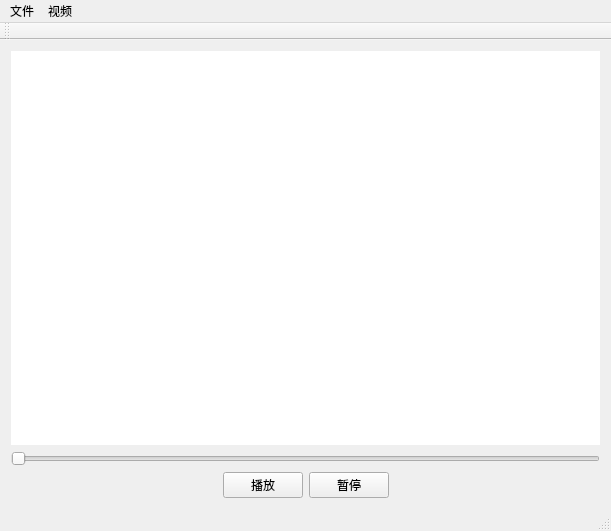
The window that mainwindow/videoProcessing.ui (Narthill/Image_processing) describes before a commit, drawn with Qt 5.
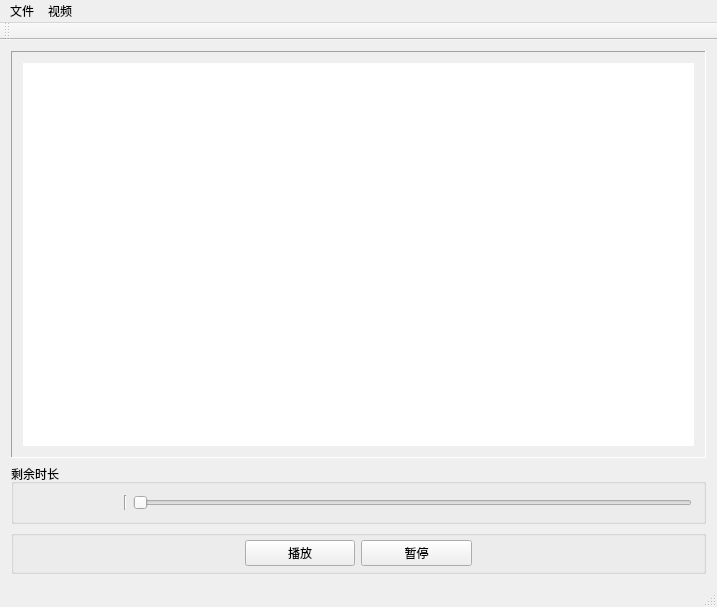
The same window after the commit.

```diff
--- a/mainwindow/videoProcessing.ui
+++ b/mainwindow/videoProcessing.ui
@@ -6,17 +6,24 @@
    <rect>
     <x>0</x>
     <y>0</y>
-    <width>611</width>
-    <height>531</height>
+    <width>717</width>
+    <height>607</height>
    </rect>
   </property>
   <property name="windowTitle">
    <string>videoProcessing</string>
   </property>
   <widget class="QWidget" name="centralWidget">
-   <layout class="QVBoxLayout" name="verticalLayout_3">
+   <layout class="QVBoxLayout" name="verticalLayout" stretch="7,1,0">
     <item>
-     <layout class="QVBoxLayout" name="verticalLayout_2" stretch="5,1">
+     <widget class="QFrame" name="frame">
+      <property name="frameShape">
+       <enum>QFrame::Panel</enum>
+      </property>
+      <property name="frameShadow">
+       <enum>QFrame::Sunken</enum>
+      </property>
+      <layout class="QVBoxLayout" name="verticalLayout_2">
       <item>
        <widget class="QLabel" name="videoLabel">
         <property name="styleSheet">
@@ -27,8 +34,47 @@
         </property>
        </widget>
       </item>
+      </layout>
+     </widget>
+    </item>
       <item>
-       <layout class="QVBoxLayout" name="verticalLayout">
+     <widget class="QGroupBox" name="groupBox">
+      <property name="styleSheet">
+       <string notr="true"/>
+      </property>
+      <property name="title">
+       <string>剩余时长</string>
+      </property>
+      <property name="flat">
+       <bool>false</bool>
+      </property>
+      <property name="checkable">
+       <bool>false</bool>
+      </property>
+      <layout class="QHBoxLayout" name="horizontalLayout_3" stretch="1,0,6">
+       <item>
+        <widget class="QLabel" name="timeLabel">
+         <property name="sizePolicy">
+          <sizepolicy hsizetype="Preferred" vsizetype="Preferred">
+           <horstretch>0</horstretch>
+           <verstretch>0</verstretch>
+          </sizepolicy>
+         </property>
+         <property name="styleSheet">
+          <string notr="true"/>
+         </property>
+         <property name="text">
+          <string/>
+         </property>
+        </widget>
+       </item>
+       <item>
+        <widget class="Line" name="line">
+         <property name="orientation">
+          <enum>Qt::Vertical</enum>
+         </property>
+        </widget>
+       </item>
         <item>
          <widget class="QSlider" name="videoSlider">
           <property name="orientation">
@@ -36,8 +82,21 @@
           </property>
          </widget>
         </item>
+      </layout>
+     </widget>
+    </item>
         <item>
-         <layout class="QHBoxLayout" name="horizontalLayout">
+     <widget class="QGroupBox" name="groupBox_2">
+      <property name="title">
+       <string/>
+      </property>
+      <layout class="QHBoxLayout" name="horizontalLayout" stretch="2,1,1,2">
+       <property name="topMargin">
+        <number>0</number>
+       </property>
+       <property name="bottomMargin">
+        <number>0</number>
+       </property>
           <item>
            <spacer name="horizontalSpacer">
             <property name="orientation">
@@ -45,8 +104,8 @@
             </property>
             <property name="sizeHint" stdset="0">
              <size>
-              <width>40</width>
-              <height>20</height>
+           <width>98</width>
+           <height>18</height>
              </size>
             </property>
            </spacer>
@@ -72,17 +131,14 @@
             </property>
             <property name="sizeHint" stdset="0">
              <size>
-              <width>40</width>
-              <height>20</height>
+           <width>217</width>
+           <height>35</height>
              </size>
             </property>
            </spacer>
           </item>
          </layout>
-        </item>
-       </layout>
-      </item>
-     </layout>
+     </widget>
     </item>
    </layout>
   </widget>
@@ -91,7 +147,7 @@
     <rect>
      <x>0</x>
      <y>0</y>
-     <width>611</width>
+     <width>717</width>
      <height>23</height>
     </rect>
    </property>
```
Left out of the diff: 12 changed lines with no effect on the pictures. Lines whose indentation alone changed are shown as unchanged.
